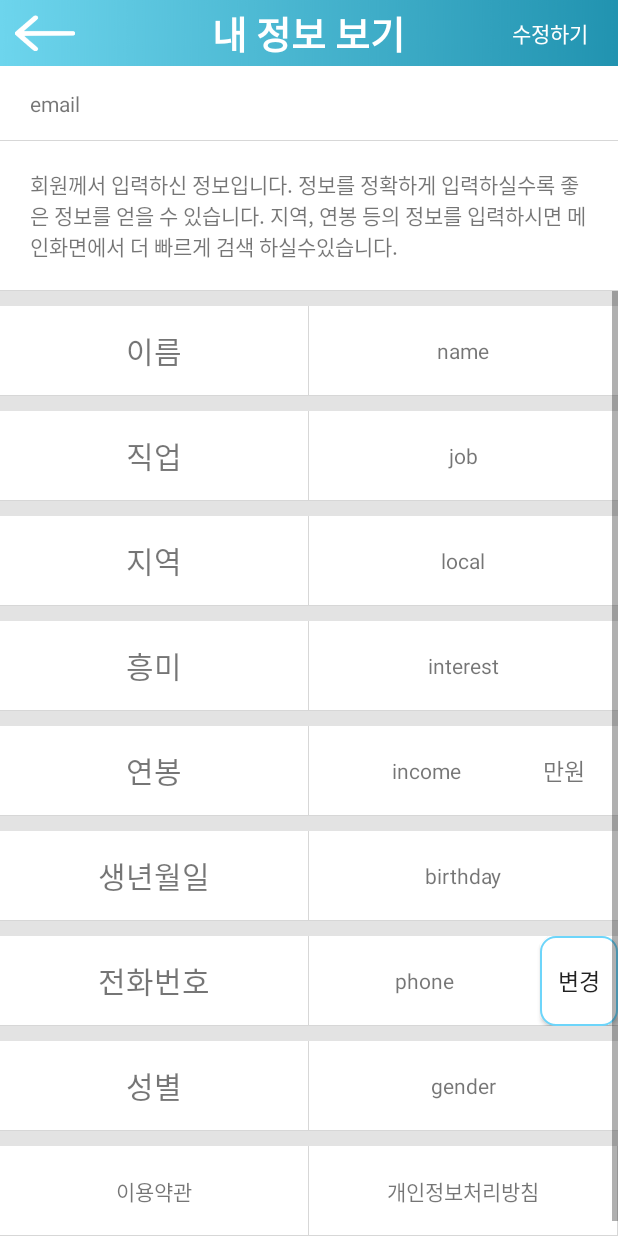
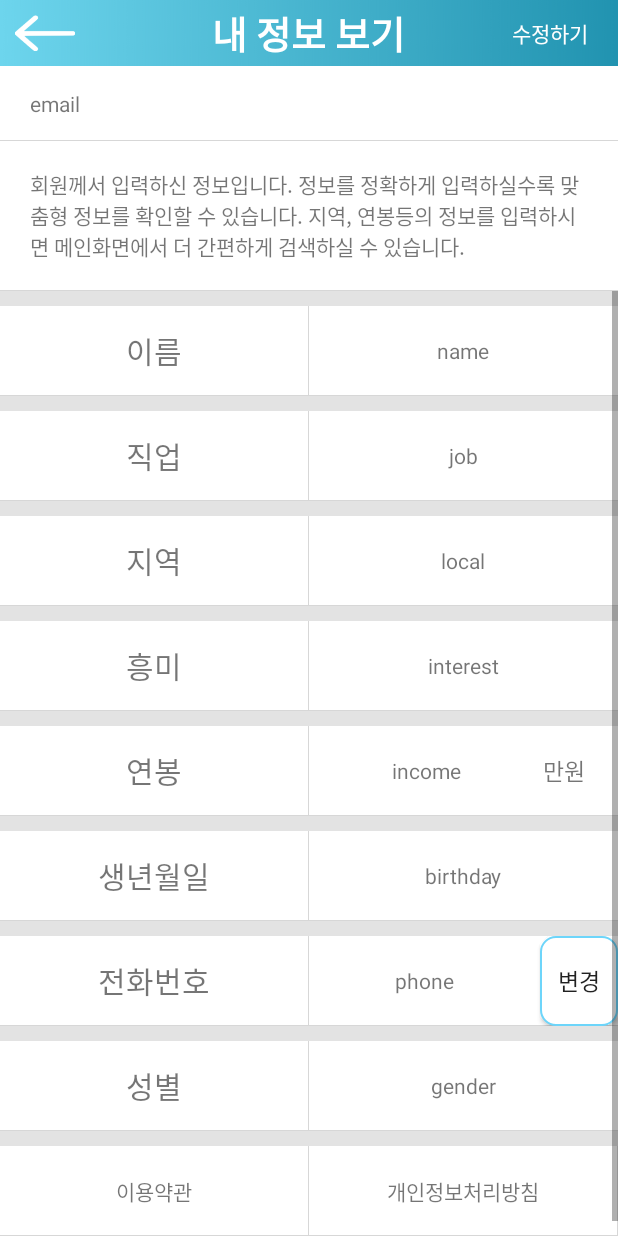
Before and after one commit to Nambyungwook/BlueApp, an Android app: the UserInfoActivity screen opened directly, with no data from a screen before it, on a phone screen of 412 x 824 dp. Run offline under Robolectric (Android 15) with nearby library versions, the phone set to English and light mode, and no system bars.

Commit message:
문구 수정

```diff
--- a/app/src/main/res/values/strings.xml
+++ b/app/src/main/res/values/strings.xml
@@ -271,6 +271,6 @@ DDIPS 은 정보주체의 이용정보를 저장하고 수시로 불러오는
 
 </string>
 
- <string name="user_info">회원께서 입력하신 정보입니다. 정보를 정확하게 입력하실수록 좋은 정보를 얻을 수 있습니다. 지역, 연봉 등의 정보를 입력하시면 메인화면에서 더 빠르게 검색 하실수있습니다.</string>
+ <string name="user_info">회원께서 입력하신 정보입니다. 정보를 정확하게 입력하실수록 맞춤형 정보를 확인할 수 있습니다. 지역, 연봉등의 정보를 입력하시면 메인화면에서 더 간편하게 검색하실 수 있습니다.</string>
  <string name="update_phone">DDIPS를 이용해주셔서 감사합니다. 전화번호 인증은 더 정확한 정보를 전달하기위한 목적입니다.</string>
 </resources>
```
